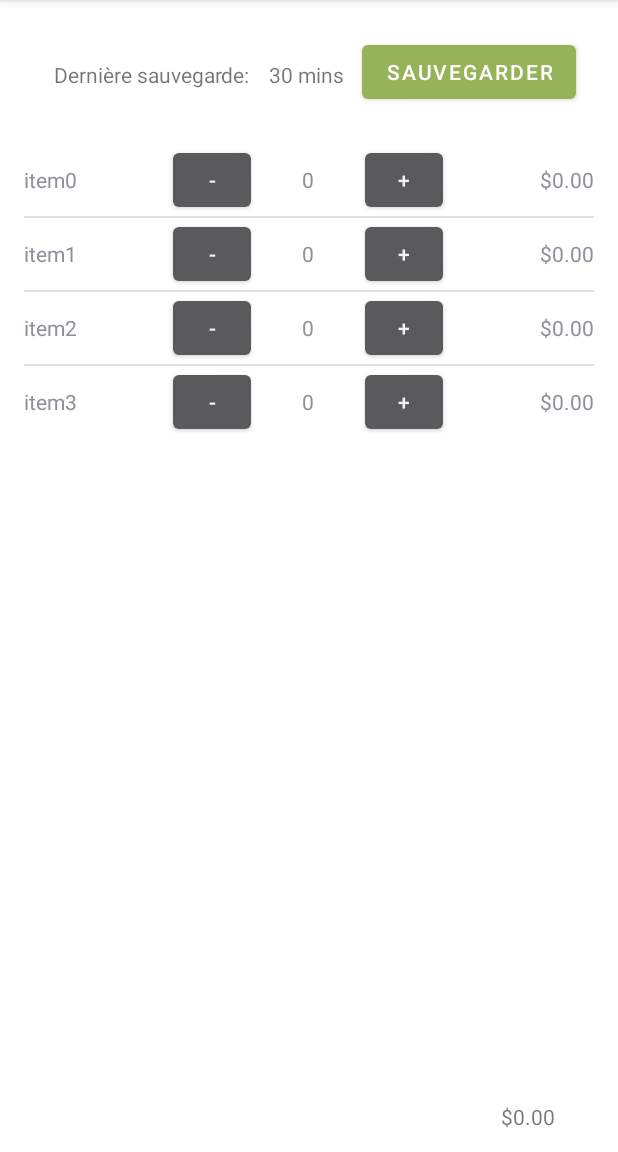
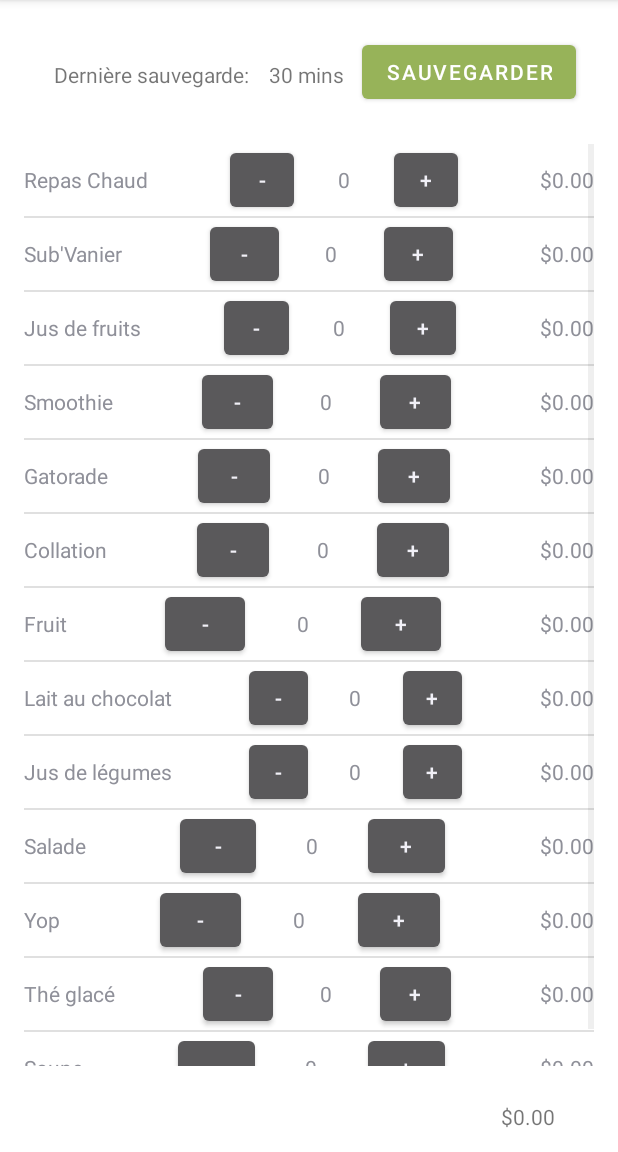
Before and after one commit to thomasRLachance/ProjetLaRucheMobile, an Android app: the SalesActivity screen opened directly, with no data from a screen before it, on a phone screen of 412 x 824 dp, the part 84-1236 px from its top. Run offline under Robolectric (Android 15) with nearby library versions, the phone set to English and light mode, and no system bars.

Commit message:
Implementation scrolling + liste complète de produits

```diff
--- a/app/src/main/java/com/example/projetlaruchemobile/SalesActivity.java
+++ b/app/src/main/java/com/example/projetlaruchemobile/SalesActivity.java
@@ -29,10 +29,19 @@ public class SalesActivity extends AppCompatActivity {
 
         productModels = new ArrayList<>();
 
-        productModels.add(new ProductModel(0, "item0", 1.2));
-        productModels.add(new ProductModel(1, "item1", 2.1));
-        productModels.add(new ProductModel(2, "item2", 0.7));
-        productModels.add(new ProductModel(3, "item3", 1.4));
+        productModels.add(new ProductModel(0, "Repas Chaud", 2.0));
+        productModels.add(new ProductModel(1, "Sub'Vanier", 2.0));
+        productModels.add(new ProductModel(2, "Jus de fruits", 0.5));
+        productModels.add(new ProductModel(3, "Smoothie", 0.0));
+        productModels.add(new ProductModel(4, "Gatorade", 1.0));
+        productModels.add(new ProductModel(5, "Collation", 1.0));
+        productModels.add(new ProductModel(6, "Fruit", 0.5));
+        productModels.add(new ProductModel(7, "Lait au chocolat", 1.0));
+        productModels.add(new ProductModel(8, "Jus de légumes", 0.5));
+        productModels.add(new ProductModel(9, "Salade", 1.0));
+        productModels.add(new ProductModel(10, "Yop", 1.0));
+        productModels.add(new ProductModel(11, "Thé glacé", 1.0));
+        productModels.add(new ProductModel(12, "Soupe", 0.0));
 
         adapter = new ProductAdapter(productModels, getApplicationContext(), this);
 
--- a/app/src/main/res/layout/activity_sales.xml
+++ b/app/src/main/res/layout/activity_sales.xml
@@ -39,10 +39,12 @@
     <ListView
         android:id="@+id/productListView"
         android:layout_width="match_parent"
-        android:layout_height="wrap_content"
+        android:layout_height="0dp"
         android:layout_marginStart="16dp"
         android:layout_marginTop="24dp"
         android:layout_marginEnd="16dp"
+        android:layout_marginBottom="24dp"
+        app:layout_constraintBottom_toTopOf="@+id/totalTextView"
         app:layout_constraintEnd_toEndOf="parent"
         app:layout_constraintStart_toStartOf="parent"
         app:layout_constraintTop_toBottomOf="@+id/saveButton" />
```
